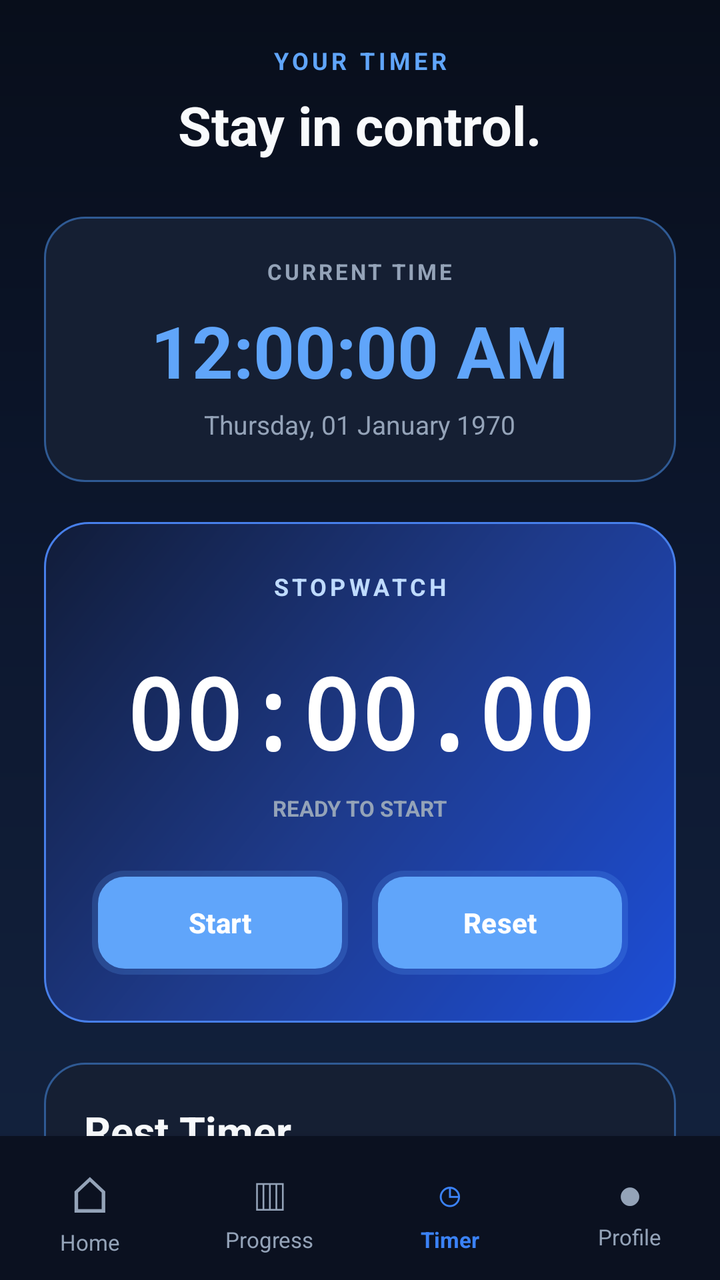
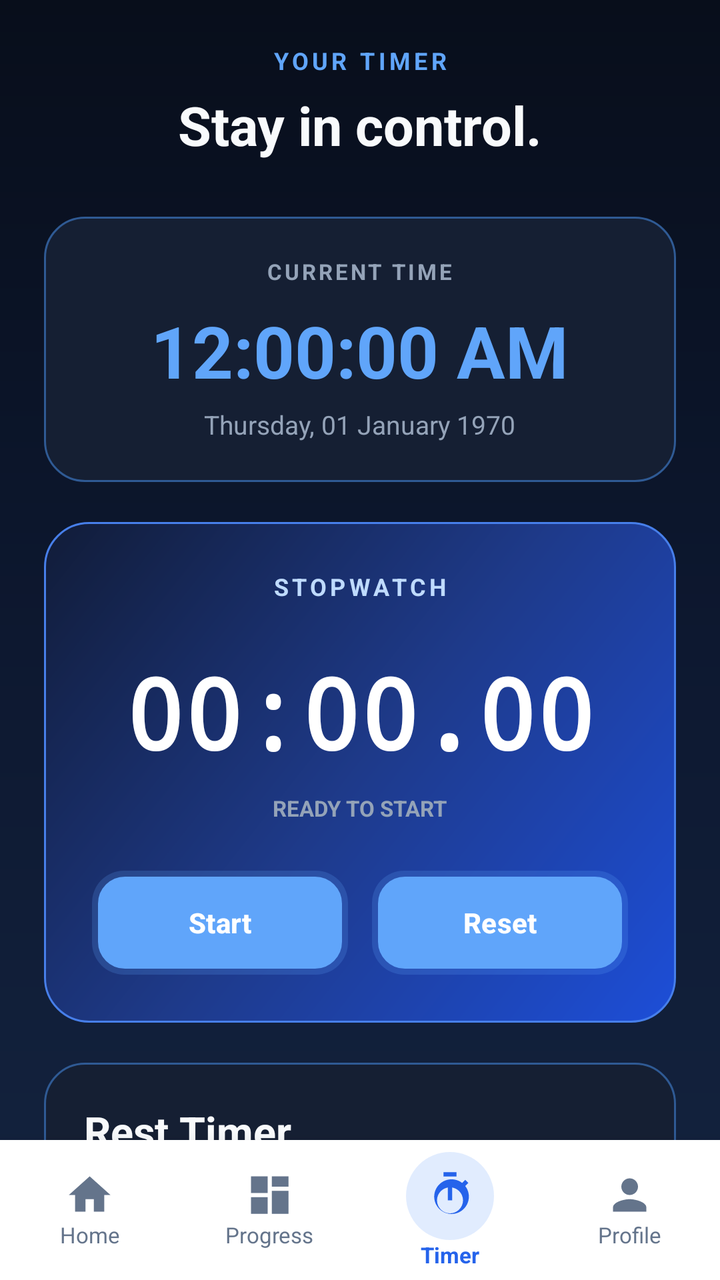

Screens rendered from an Android XML layout before and after an edit, with the pre-edit source and the edit as a unified diff.
<!-- AndroidManifest.xml: application theme Theme.GymTrackerPro -->
<!-- res/layout/activity_timer.xml -->
<?xml version="1.0" encoding="utf-8"?>
<LinearLayout xmlns:android="http://schemas.android.com/apk/res/android"
    android:layout_width="match_parent"
    android:layout_height="match_parent"
    android:orientation="vertical"
    android:background="@drawable/bg_midnight_gradient">

    <ScrollView
        android:layout_width="match_parent"
        android:layout_height="0dp"
        android:layout_weight="1"
        android:fillViewport="true"
        android:scrollbars="none">

        <LinearLayout
            android:layout_width="match_parent"
            android:layout_height="wrap_content"
            android:orientation="vertical"
            android:padding="22dp">

            
            <TextView
                android:layout_width="match_parent"
                android:layout_height="wrap_content"
                android:gravity="center"
                android:text="YOUR TIMER"
                android:textColor="#60A5FA"
                android:textSize="12sp"
                android:letterSpacing="0.15"
                android:textStyle="bold" />

            <TextView
                android:layout_width="match_parent"
                android:layout_height="wrap_content"
                android:layout_marginTop="6dp"
                android:gravity="center"
                android:text="Stay in control."
                android:textColor="#F8FAFC"
                android:textSize="27sp"
                android:textStyle="bold" />

            
            <LinearLayout
                android:layout_width="match_parent"
                android:layout_height="wrap_content"
                android:layout_marginTop="28dp"
                android:background="@drawable/bg_card"
                android:gravity="center"
                android:orientation="vertical"
                android:padding="20dp">

                <TextView
                    android:layout_width="wrap_content"
                    android:layout_height="wrap_content"
                    android:text="CURRENT TIME"
                    android:textColor="#94A3B8"
                    android:textSize="11sp"
                    android:textStyle="bold"
                    android:letterSpacing="0.12" />

                <TextClock
                    android:id="@+id/textLiveClock"
                    android:layout_width="wrap_content"
                    android:layout_height="wrap_content"
                    android:layout_marginTop="8dp"
                    android:format12Hour="hh:mm:ss a"
                    android:format24Hour="HH:mm:ss"
                    android:gravity="center"
                    android:textColor="#60A5FA"
                    android:textSize="36sp"
                    android:textStyle="bold" />

                <TextClock
                    android:layout_width="wrap_content"
                    android:layout_height="wrap_content"
                    android:layout_marginTop="4dp"
                    android:format12Hour="EEEE, dd MMMM yyyy"
                    android:format24Hour="EEEE, dd MMMM yyyy"
                    android:textColor="#94A3B8"
                    android:textSize="13sp" />

            </LinearLayout>

            
            <LinearLayout
                android:layout_width="match_parent"
                android:layout_height="wrap_content"
                android:layout_marginTop="20dp"
                android:background="@drawable/bg_today_card"
                android:gravity="center"
                android:orientation="vertical"
                android:padding="24dp">

                <TextView
                    android:layout_width="wrap_content"
                    android:layout_height="wrap_content"
                    android:text="STOPWATCH"
                    android:textColor="#BFDBFE"
                    android:textSize="12sp"
                    android:letterSpacing="0.15"
                    android:textStyle="bold" />

                <TextView
                    android:id="@+id/textStopwatch"
                    android:layout_width="match_parent"
                    android:layout_height="wrap_content"
                    android:layout_marginTop="22dp"
                    android:gravity="center"
                    android:text="00:00.00"
                    android:textColor="#FFFFFF"
                    android:textSize="49sp"
                    android:textStyle="bold"
                    android:fontFamily="monospace" />

                <TextView
                    android:id="@+id/textStopwatchStatus"
                    android:layout_width="wrap_content"
                    android:layout_height="wrap_content"
                    android:layout_marginTop="8dp"
                    android:text="READY TO START"
                    android:textColor="#94A3B8"
                    android:textSize="11sp"
                    android:textStyle="bold" />

                <LinearLayout
                    android:layout_width="match_parent"
                    android:layout_height="wrap_content"
                    android:layout_marginTop="24dp"
                    android:gravity="center"
                    android:orientation="horizontal">

                    <Button
                        android:id="@+id/buttonStopwatchStart"
                        android:layout_width="0dp"
                        android:layout_height="52dp"
                        android:layout_weight="1"
                        android:background="@drawable/bg_button_glow"
                        android:text="Start"
                        android:textAllCaps="false"
                        android:textColor="#FFFFFF"
                        android:textStyle="bold" />

                    <Button
                        android:id="@+id/buttonStopwatchReset"
                        android:layout_width="0dp"
                        android:layout_height="52dp"
                        android:layout_marginStart="12dp"
                        android:layout_weight="1"
                        android:background="@drawable/bg_button_glow"
                        android:text="Reset"
                        android:textAllCaps="false"
                        android:textColor="#FFFFFF"
                        android:textStyle="bold" />

                </LinearLayout>

            </LinearLayout>

            
            <LinearLayout
                android:layout_width="match_parent"
                android:layout_height="wrap_content"
                android:layout_marginTop="20dp"
                android:layout_marginBottom="20dp"
                android:background="@drawable/bg_card"
                android:gravity="center"
                android:orientation="vertical"
                android:padding="20dp">

                <TextView
                    android:layout_width="match_parent"
                    android:layout_height="wrap_content"
                    android:text="Rest Timer"
                    android:textColor="#F8FAFC"
                    android:textSize="21sp"
                    android:textStyle="bold" />

                <TextView
                    android:layout_width="match_parent"
                    android:layout_height="wrap_content"
                    android:layout_marginTop="5dp"
                    android:text="Choose your recovery time between sets."
                    android:textColor="#94A3B8"
                    android:textSize="13sp" />

                <TextView
                    android:id="@+id/textRestTimer"
                    android:layout_width="match_parent"
                    android:layout_height="wrap_content"
                    android:layout_marginTop="24dp"
                    android:gravity="center"
                    android:text="01:00"
                    android:textColor="#60A5FA"
                    android:textSize="46sp"
                    android:textStyle="bold"
                    android:fontFamily="monospace" />

                <LinearLayout
                    android:layout_width="match_parent"
                    android:layout_height="wrap_content"
                    android:layout_marginTop="20dp"
                    android:orientation="horizontal">

                    <Button
                        android:id="@+id/buttonRest30"
                        android:layout_width="0dp"
                        android:layout_height="46dp"
                        android:layout_weight="1"
                        android:backgroundTint="#1E3A5F"
                        android:text="30s"
                        android:textAllCaps="false"
                        android:textColor="#FFFFFF" />

                    <Button
                        android:id="@+id/buttonRest60"
                        android:layout_width="0dp"
                        android:layout_height="46dp"
                        android:layout_marginStart="5dp"
                        android:layout_weight="1"
                        android:backgroundTint="#2563EB"
                        android:text="60s"
                        android:textAllCaps="false"
                        android:textColor="#FFFFFF" />

                    <Button
                        android:id="@+id/buttonRest90"
                        android:layout_width="0dp"
                        android:layout_height="46dp"
                        android:layout_marginStart="5dp"
                        android:layout_weight="1"
                        android:backgroundTint="#1E3A5F"
                        android:text="90s"
                        android:textAllCaps="false"
                        android:textColor="#FFFFFF" />

                    <Button
                        android:id="@+id/buttonRest120"
                        android:layout_width="0dp"
                        android:layout_height="46dp"
                        android:layout_marginStart="5dp"
                        android:layout_weight="1"
                        android:backgroundTint="#1E3A5F"
                        android:text="120s"
                        android:textAllCaps="false"
                        android:textColor="#FFFFFF" />

                </LinearLayout>

                <LinearLayout
                    android:layout_width="match_parent"
                    android:layout_height="wrap_content"
                    android:layout_marginTop="18dp"
                    android:orientation="horizontal">

                    <Button
                        android:id="@+id/buttonRestStart"
                        android:layout_width="0dp"
                        android:layout_height="52dp"
                        android:layout_weight="1"
                        android:background="@drawable/bg_button_glow"
                        android:text="Start"
                        android:textAllCaps="false"
                        android:textColor="#FFFFFF"
                        android:textStyle="bold" />

                    <Button
                        android:id="@+id/buttonRestReset"
                        android:layout_width="0dp"
                        android:layout_height="52dp"
                        android:layout_marginStart="12dp"
                        android:layout_weight="1"
                        android:background="@drawable/bg_button_glow"
                        android:text="Reset"
                        android:textAllCaps="false"
                        android:textColor="#FFFFFF"
                        android:textStyle="bold" />

                </LinearLayout>

            </LinearLayout>

        </LinearLayout>
    </ScrollView>

    
    <LinearLayout
        android:id="@+id/bottomNavigation"
        android:layout_width="match_parent"
        android:layout_height="72dp"
        android:background="#0B1120"
        android:elevation="12dp"
        android:gravity="center"
        android:orientation="horizontal"
        android:paddingTop="6dp"
        android:paddingBottom="6dp">

        <LinearLayout
            android:id="@+id/navHome"
            android:layout_width="0dp"
            android:layout_height="match_parent"
            android:layout_weight="1"
            android:gravity="center"
            android:orientation="vertical">

            <TextView
                android:layout_width="wrap_content"
                android:layout_height="wrap_content"
                android:text="⌂"
                android:textColor="#94A3B8"
                android:textSize="25sp" />

            <TextView
                android:layout_width="wrap_content"
                android:layout_height="wrap_content"
                android:text="Home"
                android:textColor="#94A3B8"
                android:textSize="11sp" />
        </LinearLayout>

        <LinearLayout
            android:id="@+id/navProgress"
            android:layout_width="0dp"
            android:layout_height="match_parent"
            android:layout_weight="1"
            android:gravity="center"
            android:orientation="vertical">

            <TextView
                android:layout_width="wrap_content"
                android:layout_height="wrap_content"
                android:text="▥"
                android:textColor="#94A3B8"
                android:textSize="23sp" />

            <TextView
                android:layout_width="wrap_content"
                android:layout_height="wrap_content"
                android:text="Progress"
                android:textColor="#94A3B8"
                android:textSize="11sp" />
        </LinearLayout>

        <LinearLayout
            android:id="@+id/navTimer"
            android:layout_width="0dp"
            android:layout_height="match_parent"
            android:layout_weight="1"
            android:gravity="center"
            android:orientation="vertical">

            <TextView
                android:layout_width="wrap_content"
                android:layout_height="wrap_content"
                android:text="◷"
                android:textColor="#3B82F6"
                android:textSize="23sp" />

            <TextView
                android:layout_width="wrap_content"
                android:layout_height="wrap_content"
                android:text="Timer"
                android:textColor="#3B82F6"
                android:textSize="11sp"
                android:textStyle="bold" />
        </LinearLayout>

        <LinearLayout
            android:id="@+id/navProfile"
            android:layout_width="0dp"
            android:layout_height="match_parent"
            android:layout_weight="1"
            android:gravity="center"
            android:orientation="vertical">

            <TextView
                android:layout_width="wrap_content"
                android:layout_height="wrap_content"
                android:text="●"
                android:textColor="#94A3B8"
                android:textSize="21sp" />

            <TextView
                android:layout_width="wrap_content"
                android:layout_height="wrap_content"
                android:text="Profile"
                android:textColor="#94A3B8"
                android:textSize="11sp" />
        </LinearLayout>

    </LinearLayout>

</LinearLayout>
<!-- resources referenced by this layout -->
<resources>
  <!-- drawable bg_card (drawable) -->
  <?xml version="1.0" encoding="utf-8"?>
  <shape xmlns:android="http://schemas.android.com/apk/res/android" android:shape="rectangle">
      <solid android:color="@color/gt_surface" />
      <corners android:radius="20dp" />
      <stroke android:width="1dp" android:color="@color/gt_stroke" />
  </shape>
  <!-- drawable bg_midnight_gradient (drawable) -->
  <?xml version="1.0" encoding="utf-8"?>
  <shape xmlns:android="http://schemas.android.com/apk/res/android"
      android:shape="rectangle">
  
      <gradient
          android:angle="270"
          android:startColor="#080E1B"
          android:centerColor="#0D1830"
          android:endColor="#142440"
          android:type="linear" />
  
  </shape>
  <!-- drawable bg_today_card (drawable) -->
  <?xml version="1.0" encoding="utf-8"?>
  <shape xmlns:android="http://schemas.android.com/apk/res/android"
      android:shape="rectangle">
  
      <corners android:radius="22dp" />
  
      <gradient
          android:angle="135"
          android:startColor="#1D4ED8"
          android:centerColor="#1E3A8A"
          android:endColor="#111C38"
          android:type="linear" />
  
      <stroke
          android:width="1dp"
          android:color="#477FEA" />
  
      <padding
          android:left="16dp"
          android:top="16dp"
          android:right="16dp"
          android:bottom="16dp" />
  
  </shape>
  <style name="Theme.GymTrackerPro" parent="Base.Theme.GymTrackerPro" />
  <color name="gt_surface">#151F33</color>
  <color name="gt_stroke">#2F5A94</color>
  <style name="Base.Theme.GymTrackerPro" parent="Theme.Material3.Dark.NoActionBar">
          <item name="colorPrimary">@color/gt_blue</item>
          <item name="colorSurface">@color/gt_surface</item>
          <item name="android:windowBackground">@color/gt_background</item>
  
          
          <item name="android:statusBarColor">@color/gt_background</item>
          <item name="android:navigationBarColor">@color/gt_background</item>
          <item name="android:windowLightStatusBar">false</item>
      </style>
  <color name="gt_blue">#60A5FA</color>
  <color name="gt_background">#0B1120</color>
  <!-- unchanged entries left out for length: 1 -->
</resources>

<!-- the commit's change to res/layout/activity_timer.xml (unified diff, before → after) -->
@@ -1,5 +1,7 @@
 <?xml version="1.0" encoding="utf-8"?>
-<LinearLayout xmlns:android="http://schemas.android.com/apk/res/android"
+<LinearLayout
+    xmlns:android="http://schemas.android.com/apk/res/android"
+    xmlns:app="http://schemas.android.com/apk/res-auto"
     android:layout_width="match_parent"
     android:layout_height="match_parent"
     android:orientation="vertical"
@@ -286,14 +288,15 @@
     <LinearLayout
         android:id="@+id/bottomNavigation"
         android:layout_width="match_parent"
-        android:layout_height="72dp"
-        android:background="#0B1120"
+        android:layout_height="70dp"
+        android:background="#FFFFFF"
         android:elevation="12dp"
         android:gravity="center"
         android:orientation="horizontal"
         android:paddingTop="6dp"
         android:paddingBottom="6dp">
 
+        
         <LinearLayout
             android:id="@+id/navHome"
             android:layout_width="0dp"
@@ -302,21 +305,22 @@
             android:gravity="center"
             android:orientation="vertical">
 
+            <ImageView
+                android:layout_width="25dp"
+                android:layout_height="25dp"
+                android:src="@drawable/ic_nav_home"
+                app:tint="#64748B"
+                android:contentDescription="Home" />
+
             <TextView
                 android:layout_width="wrap_content"
                 android:layout_height="wrap_content"
-                android:text="⌂"
-                android:textColor="#94A3B8"
-                android:textSize="25sp" />
-
-            <TextView
-                android:layout_width="wrap_content"
-                android:layout_height="wrap_content"
                 android:text="Home"
-                android:textColor="#94A3B8"
+                android:textColor="#64748B"
                 android:textSize="11sp" />
         </LinearLayout>
 
+        
         <LinearLayout
             android:id="@+id/navProgress"
             android:layout_width="0dp"
@@ -325,21 +329,22 @@
             android:gravity="center"
             android:orientation="vertical">
 
+            <ImageView
+                android:layout_width="25dp"
+                android:layout_height="25dp"
+                android:src="@drawable/ic_nav_progress"
+                app:tint="#64748B"
+                android:contentDescription="Progress" />
+
             <TextView
                 android:layout_width="wrap_content"
                 android:layout_height="wrap_content"
-                android:text="▥"
-                android:textColor="#94A3B8"
-                android:textSize="23sp" />
-
-            <TextView
-                android:layout_width="wrap_content"
-                android:layout_height="wrap_content"
                 android:text="Progress"
-                android:textColor="#94A3B8"
+                android:textColor="#64748B"
                 android:textSize="11sp" />
         </LinearLayout>
 
+        
         <LinearLayout
             android:id="@+id/navTimer"
             android:layout_width="0dp"
@@ -348,22 +353,25 @@
             android:gravity="center"
             android:orientation="vertical">
 
+            <ImageView
+                android:layout_width="44dp"
+                android:layout_height="44dp"
+                android:background="@drawable/bg_nav_icon_glow"
+                android:padding="9dp"
+                android:src="@drawable/ic_nav_timer"
+                app:tint="#2563EB"
+                android:contentDescription="Timer" />
+
             <TextView
                 android:layout_width="wrap_content"
                 android:layout_height="wrap_content"
-                android:text="◷"
-                android:textColor="#3B82F6"
-                android:textSize="23sp" />
-
-            <TextView
-                android:layout_width="wrap_content"
-                android:layout_height="wrap_content"
                 android:text="Timer"
-                android:textColor="#3B82F6"
+                android:textColor="#2563EB"
                 android:textSize="11sp"
                 android:textStyle="bold" />
         </LinearLayout>
 
+        
         <LinearLayout
             android:id="@+id/navProfile"
             android:layout_width="0dp"
@@ -372,18 +380,18 @@
             android:gravity="center"
             android:orientation="vertical">
 
+            <ImageView
+                android:layout_width="25dp"
+                android:layout_height="25dp"
+                android:src="@drawable/ic_nav_profile"
+                app:tint="#64748B"
+                android:contentDescription="Profile" />
+
             <TextView
                 android:layout_width="wrap_content"
                 android:layout_height="wrap_content"
-                android:text="●"
-                android:textColor="#94A3B8"
-                android:textSize="21sp" />
-
-            <TextView
-                android:layout_width="wrap_content"
-                android:layout_height="wrap_content"
                 android:text="Profile"
-                android:textColor="#94A3B8"
+                android:textColor="#64748B"
                 android:textSize="11sp" />
         </LinearLayout>
 
<!-- resource entries referenced after the edit -->
@@ -18,6 +18,17 @@
           android:centerColor="#0D1830"
           android:endColor="#142440"
           android:type="linear" />
+  
+  </shape>
+  <!-- drawable bg_nav_icon_glow (drawable) -->
+  <shape xmlns:android="http://schemas.android.com/apk/res/android"
+      android:shape="oval">
+  
+      <solid android:color="#263B82F6" />
+  
+      <size
+          android:width="44dp"
+          android:height="44dp" />
   
   </shape>
   <!-- drawable bg_today_card (drawable) -->
@@ -45,6 +56,50 @@
           android:bottom="16dp" />
   
   </shape>
+  <!-- drawable ic_nav_home (drawable) -->
+  <vector xmlns:android="http://schemas.android.com/apk/res/android"
+      android:width="24dp"
+      android:height="24dp"
+      android:viewportWidth="24"
+      android:viewportHeight="24">
+  
+      <path
+          android:fillColor="#64748B"
+          android:pathData="M10,20v-6h4v6h5v-8h3L12,3 2,12h3v8z"/>
+  </vector>
+  <!-- drawable ic_nav_profile (drawable) -->
+  <vector xmlns:android="http://schemas.android.com/apk/res/android"
+      android:width="24dp"
+      android:height="24dp"
+      android:viewportWidth="24"
+      android:viewportHeight="24">
+  
+      <path
+          android:fillColor="#64748B"
+          android:pathData="M12,12c2.21,0 4,-1.79 4,-4s-1.79,-4 -4,-4 -4,1.79 -4,4 1.79,4 4,4zM12,14c-2.67,0 -8,1.34 -8,4v2h16v-2c0,-2.66 -5.33,-4 -8,-4z"/>
+  </vector>
+  <!-- drawable ic_nav_progress (drawable) -->
+  <vector xmlns:android="http://schemas.android.com/apk/res/android"
+      android:width="24dp"
+      android:height="24dp"
+      android:viewportWidth="24"
+      android:viewportHeight="24">
+  
+      <path
+          android:fillColor="#64748B"
+          android:pathData="M3,3h8v8H3zM13,3h8v5h-8zM13,10h8v11h-8zM3,13h8v8H3z"/>
+  </vector>
+  <!-- drawable ic_nav_timer (drawable) -->
+  <vector xmlns:android="http://schemas.android.com/apk/res/android"
+      android:width="24dp"
+      android:height="24dp"
+      android:viewportWidth="24"
+      android:viewportHeight="24">
+  
+      <path
+          android:fillColor="#64748B"
+          android:pathData="M15,1H9v2h6V1zM11,14h2V8h-2v6zM19.03,7.39l1.42,-1.42 -1.42,-1.42 -1.42,1.42a8,8 0,1 0,1.42 1.42zM12,20a6,6 0,1 1,0 -12a6,6 0,0 1,0 12z"/>
+  </vector>
   <style name="Theme.GymTrackerPro" parent="Base.Theme.GymTrackerPro" />
   <color name="gt_surface">#151F33</color>
   <color name="gt_stroke">#2F5A94</color>
